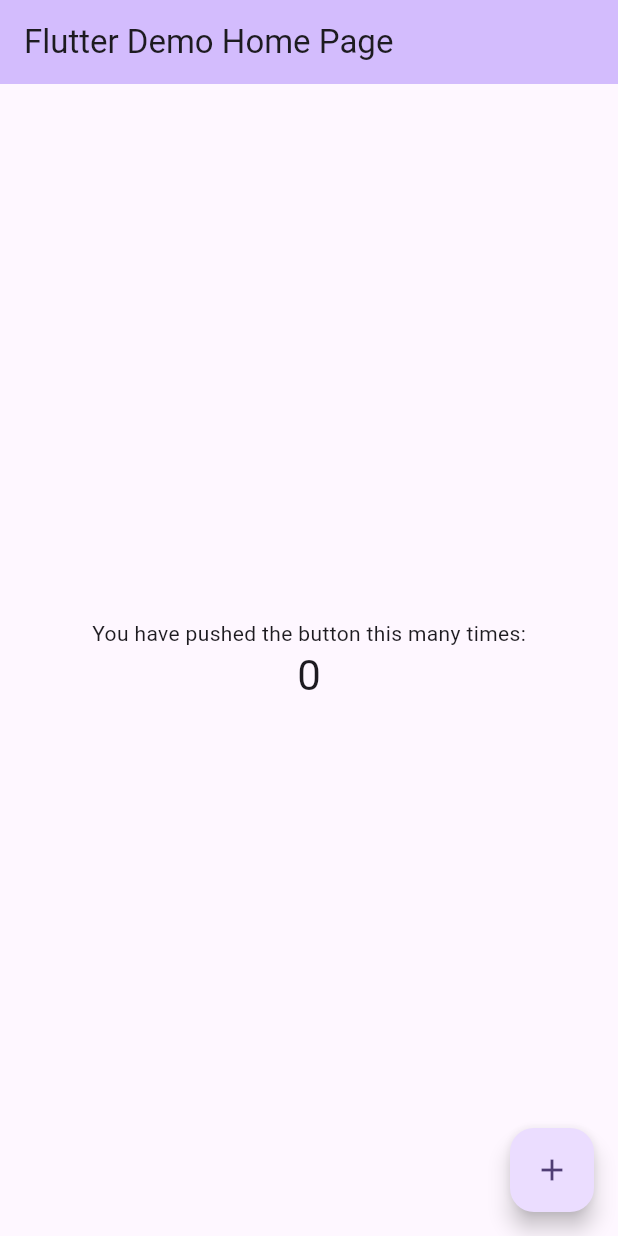
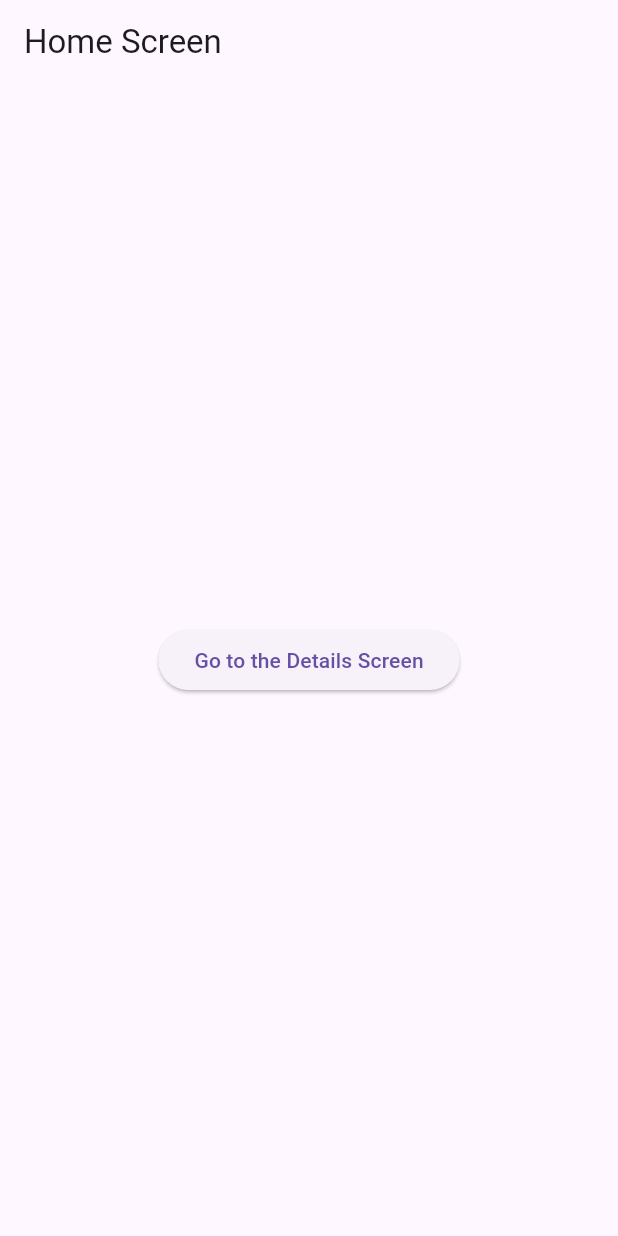
Before and after one commit to SotaAsai/practice_in_flutter, a Flutter app: the screen it shows after launch, on a phone screen of 412 x 824 dp. Run offline on Flutter 3.47's test engine with Material 3 defaults, Android fonts, the phone set to English and light mode, and no system bars; our stand-ins replace go_router.

Commit message:
pub.devにあるgo_routerのExampleを写経

```diff
--- a/go_router_sample/lib/main.dart
+++ b/go_router_sample/lib/main.dart
@@ -1,8 +1,29 @@
+import 'package:flutter/cupertino.dart';
 import 'package:flutter/material.dart';
+import 'package:go_router/go_router.dart';
 
 void main() {
   runApp(const MyApp());
 }
+
+final GoRouter _router = GoRouter(
+  routes: <RouteBase>[
+    GoRoute(
+      path: '/',
+      builder: (BuildContext context, GoRouterState state) {
+        return const HomeScreen();
+      },
+      routes: <RouteBase>[
+        GoRoute(
+          path: 'details',
+          builder: (BuildContext context, GoRouterState state) {
+            return const DetailsScreen();
+          },
+        ),
+      ],
+    ),
+  ],
+);
 
 class MyApp extends StatelessWidget {
   const MyApp({super.key});
@@ -10,116 +31,42 @@
   // This widget is the root of your application.
   @override
   Widget build(BuildContext context) {
-    return MaterialApp(
-      title: 'Flutter Demo',
-      theme: ThemeData(
-        // This is the theme of your application.
-        //
-        // TRY THIS: Try running your application with "flutter run". You'll see
-        // the application has a purple toolbar. Then, without quitting the app,
-        // try changing the seedColor in the colorScheme below to Colors.green
-        // and then invoke "hot reload" (save your changes or press the "hot
-        // reload" button in a Flutter-supported IDE, or press "r" if you used
-        // the command line to start the app).
-        //
-        // Notice that the counter didn't reset back to zero; the application
-        // state is not lost during the reload. To reset the state, use hot
-        // restart instead.
-        //
-        // This works for code too, not just values: Most code changes can be
-        // tested with just a hot reload.
-        colorScheme: ColorScheme.fromSeed(seedColor: Colors.deepPurple),
-        useMaterial3: true,
-      ),
-      home: const MyHomePage(title: 'Flutter Demo Home Page'),
+    return MaterialApp.router(
+      routerConfig: _router,
     );
   }
 }
 
-class MyHomePage extends StatefulWidget {
-  const MyHomePage({super.key, required this.title});
-
-  // This widget is the home page of your application. It is stateful, meaning
-  // that it has a State object (defined below) that contains fields that affect
-  // how it looks.
-
-  // This class is the configuration for the state. It holds the values (in this
-  // case the title) provided by the parent (in this case the App widget) and
-  // used by the build method of the State. Fields in a Widget subclass are
-  // always marked "final".
-
-  final String title;
-
-  @override
-  State<MyHomePage> createState() => _MyHomePageState();
-}
-
-class _MyHomePageState extends State<MyHomePage> {
-  int _counter = 0;
-
-  void _incrementCounter() {
-    setState(() {
-      // This call to setState tells the Flutter framework that something has
-      // changed in this State, which causes it to rerun the build method below
-      // so that the display can reflect the updated values. If we changed
-      // _counter without calling setState(), then the build method would not be
-      // called again, and so nothing would appear to happen.
-      _counter++;
-    });
-  }
+class HomeScreen extends StatelessWidget {
+  const HomeScreen({super.key});
 
   @override
   Widget build(BuildContext context) {
-    // This method is rerun every time setState is called, for instance as done
-    // by the _incrementCounter method above.
-    //
-    // The Flutter framework has been optimized to make rerunning build methods
-    // fast, so that you can just rebuild anything that needs updating rather
-    // than having to individually change instances of widgets.
     return Scaffold(
-      appBar: AppBar(
-        // TRY THIS: Try changing the color here to a specific color (to
-        // Colors.amber, perhaps?) and trigger a hot reload to see the AppBar
-        // change color while the other colors stay the same.
-        backgroundColor: Theme.of(context).colorScheme.inversePrimary,
-        // Here we take the value from the MyHomePage object that was created by
-        // the App.build method, and use it to set our appbar title.
-        title: Text(widget.title),
-      ),
+      appBar: AppBar(title: const Text('Home Screen')),
       body: Center(
-        // Center is a layout widget. It takes a single child and positions it
-        // in the middle of the parent.
-        child: Column(
-          // Column is also a layout widget. It takes a list of children and
-          // arranges them vertically. By default, it sizes itself to fit its
-          // children horizontally, and tries to be as tall as its parent.
-          //
-          // Column has various properties to control how it sizes itself and
-          // how it positions its children. Here we use mainAxisAlignment to
-          // center the children vertically; the main axis here is the vertical
-          // axis because Columns are vertical (the cross axis would be
-          // horizontal).
-          //
-          // TRY THIS: Invoke "debug painting" (choose the "Toggle Debug Paint"
-          // action in the IDE, or press "p" in the console), to see the
-          // wireframe for each widget.
-          mainAxisAlignment: MainAxisAlignment.center,
-          children: <Widget>[
-            const Text(
-              'You have pushed the button this many times:',
-            ),
-            Text(
-              '$_counter',
-              style: Theme.of(context).textTheme.headlineMedium,
-            ),
-          ],
+        child: ElevatedButton(
+          onPressed: () => context.go('/details'),
+          child: const Text('Go to the Details Screen'),
         ),
       ),
-      floatingActionButton: FloatingActionButton(
-        onPressed: _incrementCounter,
-        tooltip: 'Increment',
-        child: const Icon(Icons.add),
-      ), // This trailing comma makes auto-formatting nicer for build methods.
     );
   }
 }
+
+class DetailsScreen extends StatelessWidget {
+  const DetailsScreen({super.key});
+
+  @override
+  Widget build(BuildContext context) {
+    return Scaffold(
+      appBar: AppBar(title: const Text('Details Screen')),
+      body: Center(
+        child: ElevatedButton(
+          onPressed: () => context.go('/'),
+          child: const Text('Go back to the Home Screen'),
+        ),
+      ),
+    );
+  }
+}
```
